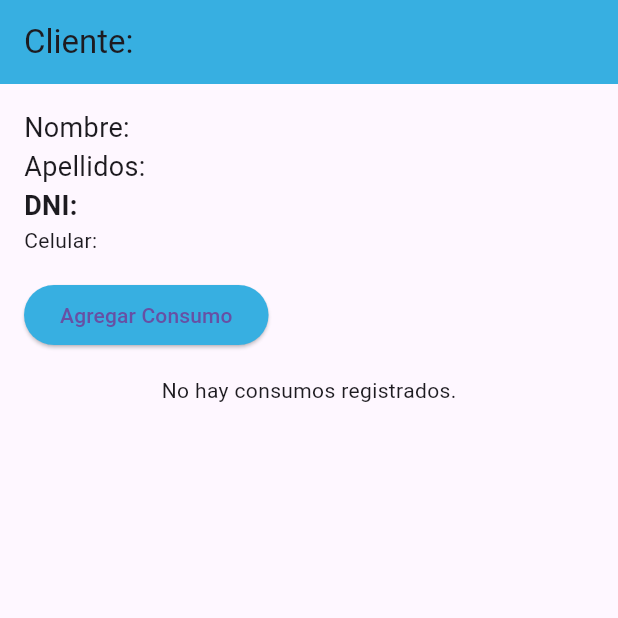
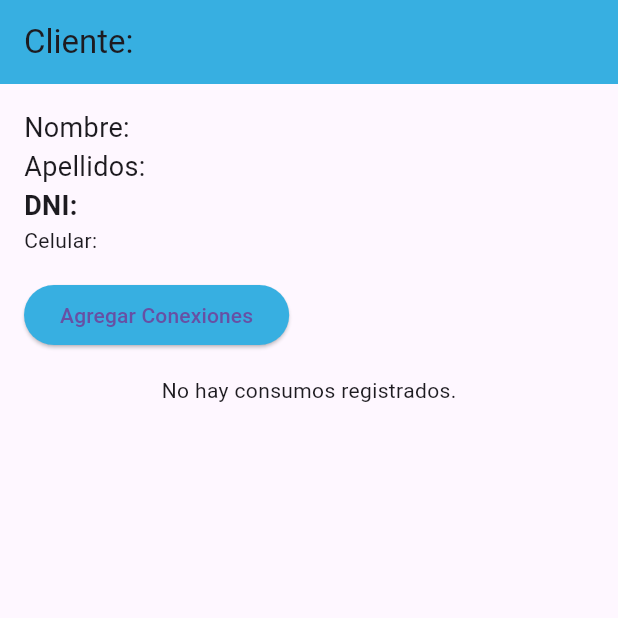
Before and after one commit to ozuro/app_lecturador, a Flutter app: the ListaClientePage screen opened directly with empty values, on a phone screen of 412 x 824 dp, the top half of it. Run offline on Flutter 3.47's test engine with Material 3 defaults, Android fonts, the phone set to English and light mode, and no system bars; our stand-ins replace shared_preferences; accounts and stored records are empty.

Commit message:
conexiones

```diff
--- a/lib/presentacion/screen/consumo/lista_cliente.dart
+++ b/lib/presentacion/screen/consumo/lista_cliente.dart
@@ -1,5 +1,4 @@
 import 'package:app_lecturador/presentacion/screen/consumo/consumo.dart';
-import 'package:app_lecturador/presentacion/screen/consumo/editar_consumo.dart';
 import 'package:flutter/material.dart';
 import 'package:provider/provider.dart';
 import 'package:shared_preferences/shared_preferences.dart';
@@ -106,7 +105,7 @@ class _ListaClientePageState extends State<ListaClientePage> {
               style: ElevatedButton.styleFrom(
                 backgroundColor: const Color(0xFF37AFE1),
               ),
-              child: const Text("Agregar Consumo"),
+              child: const Text("Agregar Conexiones"),
             ),
             const SizedBox(height: 16),
             // Tabla de Consumos
@@ -152,7 +151,7 @@ class _ListaClientePageState extends State<ListaClientePage> {
                                         ),
                                       );
                                       print(
-                                          "Eliminar consumo ID: ${conexion['id']}");
+                                          "ver consumo ID: ${conexion['id']}");
                                     },
                                   ),
                                 ],
--- a/lib/presentacion/screen/home/home_page.dart
+++ b/lib/presentacion/screen/home/home_page.dart
@@ -44,7 +44,7 @@ class HomePage extends StatelessWidget {
             ),
             ListTile(
               leading: Icon(Icons.assignment),
-              title: Text('Consumo'),
+              title: Text('Conexiones'),
               onTap: () {
                 Navigator.pushNamed(context, '/buscarConsumo');
               },
--- a/lib/services/consumos/api_buscar.dart
+++ b/lib/services/consumos/api_buscar.dart
@@ -6,7 +6,7 @@ class ApiBuscar with ChangeNotifier {
   // Método para buscar cliente
   Future<Map<String, dynamic>?> buscarCliente(String dni, String token) async {
     final response = await http.post(
-      Uri.parse('http://192.168.12.70:8000/api/consumos/buscar'),
+      Uri.parse('http://192.168.228.240:8000/api/consumos/buscar'),
       headers: {
         'Content-Type': 'application/json',
         'Authorization': 'Bearer $token', // Envía el token en la cabecera
--- a/lib/services/consumos/api_consumo.dart
+++ b/lib/services/consumos/api_consumo.dart
@@ -9,7 +9,8 @@ class ApiConsumo with ChangeNotifier {
 
   // Método para obtener consumos de un cliente por ID
   Future<void> obtenerConsumos(int clienteId, String token) async {
-    final url = Uri.parse('http://192.168.12.70:8000/api/consumos/$clienteId');
+    final url =
+        Uri.parse('http://192.168.228.240:8000/api/consumos/$clienteId');
     try {
       final response = await http.get(
         url,
--- a/lib/services/consumos/api_crear_consumo.dart
+++ b/lib/services/consumos/api_crear_consumo.dart
@@ -4,7 +4,7 @@ import 'package:http/http.dart' as http;
 
 class ApiConsumocreate with ChangeNotifier {
   // URL base de la API
-  final String baseUrl = 'http://192.168.104.101:8000/api/consumos';
+  final String baseUrl = 'http://192.168.228.240:8000/api/consumos';
 
   // Método para crear un consumo
   Future<Map<String, dynamic>> crearConsumo({
--- a/lib/services/consumos/auth.dart
+++ b/lib/services/consumos/auth.dart
@@ -13,7 +13,7 @@ class AuthService with ChangeNotifier {
   // Método para iniciar sesión
   Future<bool> login(String email, String password) async {
     final response = await http.post(
-      Uri.parse('http://192.168.12.70:8000/api/api_login'), // Tu API
+      Uri.parse('http://192.168.228.240:8000/api/api_login'), // Tu API
       headers: {'Content-Type': 'application/json'},
       body: json.encode({'email': email, 'password': password}),
     );
--- a/lib/services/consumos/deleteconsumo_api.dart
+++ b/lib/services/consumos/deleteconsumo_api.dart
@@ -4,7 +4,7 @@ import 'package:http/http.dart' as http;
 
 class ApiConsumocreate with ChangeNotifier {
   // URL base de la API
-  final String baseUrl = 'http://192.168.56.59:8000/api/consumos';
+  final String baseUrl = 'http://192.168.228.240:8000/api/consumos';
 
   // Método para crear un consumo
   Future<Map<String, dynamic>> crearConsumo({
```
